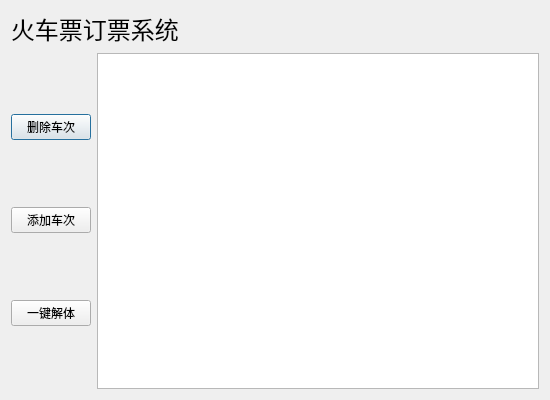
This is UI/adminmainwindow.ui in New-bottle/train-ticket-system as Qt 5 draws it before an edit. The edited form follows.
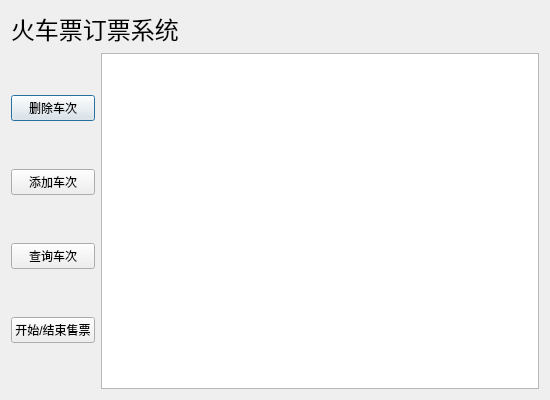
This is the edited form.

The edit to the form file:
```diff
--- a/UI/adminmainwindow.ui
+++ b/UI/adminmainwindow.ui
@@ -48,7 +48,14 @@
        <item>
         <widget class="QPushButton" name="pushButton_4">
          <property name="text">
-          <string>一键解体</string>
+          <string>查询车次</string>
+         </property>
+        </widget>
+       </item>
+       <item>
+        <widget class="QPushButton" name="pushButton_3">
+         <property name="text">
+          <string>开始/结束售票</string>
          </property>
         </widget>
        </item>
```
